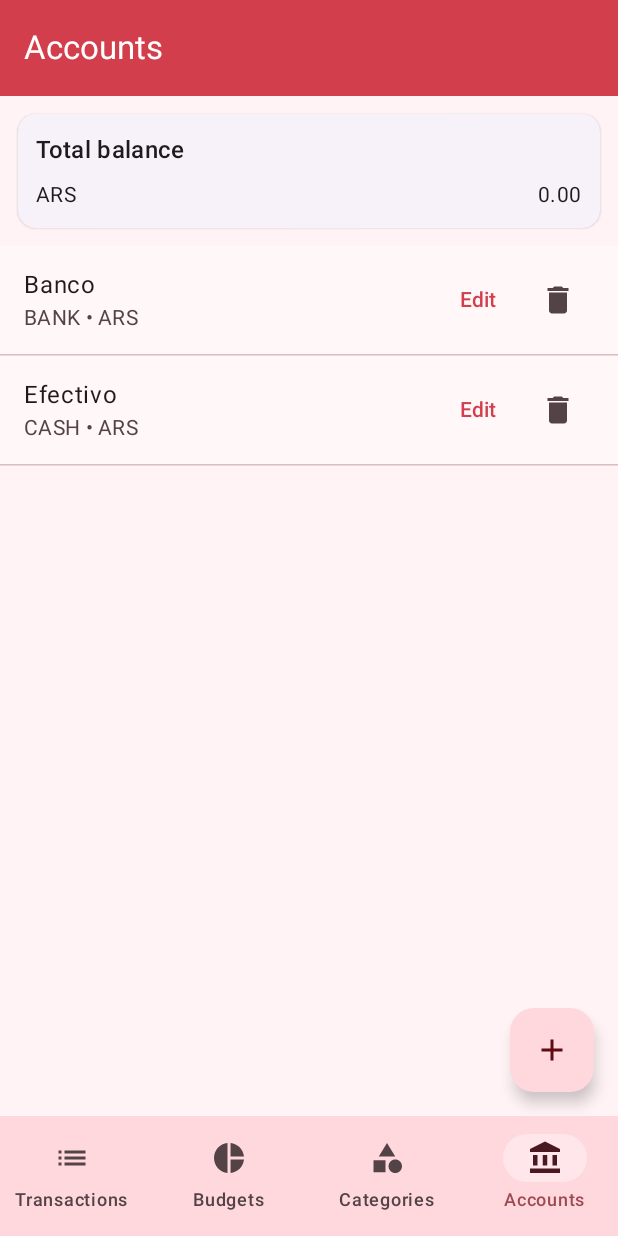
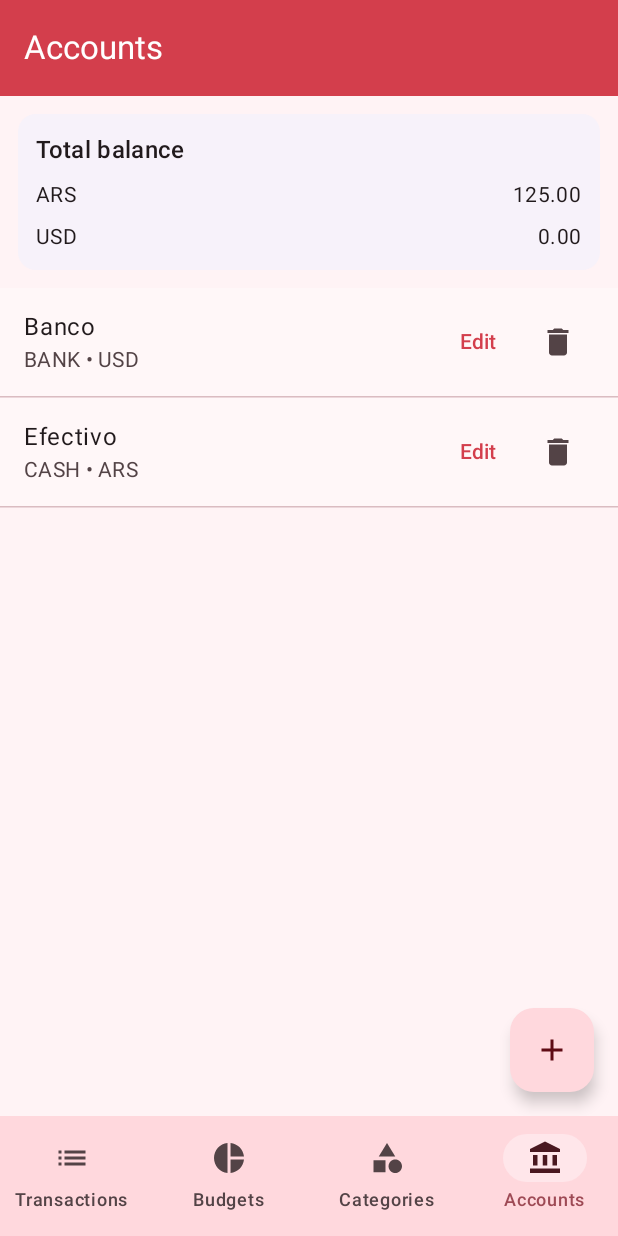
Before and after one commit to WilliHominal/ExpenseTracker, an Android app built with Jetpack Compose: the screen it shows after launch (MainActivity), item 4 of the bottom bar chosen, on a phone screen of 412 x 824 dp. Run offline under Robolectric (Android 15) with nearby library versions, the phone set to English and light mode, and no system bars; our stand-ins replace Room's generated code, paging; 1 statement that could not run was skipped.

Commit message:
widget theme

```diff
--- a/app/src/main/java/com/warh/expensetracker/MainActivity.kt
+++ b/app/src/main/java/com/warh/expensetracker/MainActivity.kt
@@ -3,12 +3,10 @@ package com.warh.expensetracker
 import android.os.Bundle
 import androidx.activity.ComponentActivity
 import androidx.activity.compose.setContent
-//import com.warh.expensetracker.widget.BalanceWidgetRefreshWorker
 
 class MainActivity : ComponentActivity() {
     override fun onCreate(savedInstanceState: Bundle?) {
         super.onCreate(savedInstanceState)
-        //BalanceWidgetRefreshWorker.enqueue(this)
 
         setContent { App() }
     }
--- a/app/src/main/res/values/strings.xml
+++ b/app/src/main/res/values/strings.xml
@@ -8,6 +8,7 @@
     <!-- Widget -->
     <string name="widget_balance_label">Balance</string>
     <string name="widget_balance_title">Total Balance</string>
+    <string name="widget_more_currencies">+%1$d more</string>
     <string name="widget_empty">-</string>
     <string name="widget_open">Open App</string>
     <string name="widget_refresh">Refresh</string>
--- a/core/data/src/main/java/com/warh/data/db/AppDatabase.kt
+++ b/core/data/src/main/java/com/warh/data/db/AppDatabase.kt
@@ -43,8 +43,8 @@ fun buildDatabase(context: Context): AppDatabase =
             override fun onCreate(db: SupportSQLiteDatabase) {
                 super.onCreate(db)
                 //TODO - Sacar luego: Seed solo inicial
-                db.execSQL("INSERT INTO accounts(id,name,type,currency,balanceMinor) VALUES (1,'Efectivo','CASH','ARS',0)")
-                db.execSQL("INSERT INTO accounts(id,name,type,currency,balanceMinor) VALUES (2,'Banco','BANK','ARS',0)")
+                db.execSQL("INSERT INTO accounts(id,name,type,currency,balanceMinor) VALUES (1,'Efectivo','CASH','ARS',12500)")
+                db.execSQL("INSERT INTO accounts(id,name,type,currency,balanceMinor) VALUES (2,'Banco','BANK','USD',0)")
 
                 db.execSQL("INSERT INTO categories(id,name,colorArgb) VALUES (1,'Comida',0xFFE57373)")
                 db.execSQL("INSERT INTO categories(id,name,colorArgb) VALUES (2,'Transporte',0xFF64B5F6)")
@@ -56,8 +56,10 @@ fun buildDatabase(context: Context): AppDatabase =
 
                 db.execSQL(
                     """
-                    INSERT INTO transactions(id,accountId,type,amountMinor,currency,date,yearMonth,categoryId,merchant,note)
-                    VALUES (1001,1,'EXPENSE',12500,'ARS','$nowStr','$ymStr',1,'Café','Latte y medialuna')
+                    INSERT INTO transactions(id,accountId,type,amountMinor,currency,date,yearMonth,categoryId,merchant,note) VALUES
+                    (1001,1,'INCOME',25000,'ARS','$nowStr','$ymStr',3,'Sueldo','Sueldo del trabajo'),
+                    (1002,1,'EXPENSE',12500,'ARS','$nowStr','$ymStr',1,'Café','Latte y medialuna'),
+                    (1003,2,'INCOME',10000,'USD','$nowStr','$ymStr',3,'Transferencia','Recibo de dólares')
                     """.trimIndent()
                 )
             }
--- /dev/null
+++ b/core/designsystem/src/main/java/com/warh/designsystem/Colors.kt
@@ -0,0 +1,92 @@
+package com.warh.designsystem
+
+import androidx.compose.ui.graphics.Color
+
+object ColorTokens {
+
+    object Light {
+        val Primary            = Color(0xFFD33E4C)
+        val OnPrimary          = Color(0xFFFFFFFF)
+        val PrimaryContainer   = Color(0xFFFFD8DD)
+        val OnPrimaryContainer = Color(0xFF5F0B14)
+
+        val Secondary            = Color(0xFF9E4A55)
+        val OnSecondary          = Color(0xFFFFFFFF)
+        val SecondaryContainer   = Color(0xFFFFE6EA)
+        val OnSecondaryContainer = Color(0xFF4A1820)
+
+        val Tertiary            = Color(0xFF56B8A6)
+        val OnTertiary          = Color(0xFF003730)
+        val TertiaryContainer   = Color(0xFFBEF0E6)
+        val OnTertiaryContainer = Color(0xFF0A2C26)
+
+        val Error               = Color(0xFFBA1A1A)
+        val OnError             = Color(0xFFFFFFFF)
+        val ErrorContainer      = Color(0xFFFFDAD6)
+        val OnErrorContainer    = Color(0xFF410002)
+
+        val Background          = Color(0xFFFFF3F5)
+        val OnBackground        = Color(0xFF201A1C)
+
+        val Surface             = Color(0xFFFFF7F8)
+        val OnSurface           = Color(0xFF211A1C)
+        val SurfaceVariant      = Color(0xFFF4D7DB)
+        val OnSurfaceVariant    = Color(0xFF534346)
+
+        val Outline             = Color(0xFF89686E)
+        val OutlineVariant      = Color(0xFFDABCC1)
+
+        val InverseSurface      = Color(0xFF372E30)
+        val InverseOnSurface    = Color(0xFFFBEDEF)
+        val InversePrimary      = Color(0xFFFFB0B9)
+
+        val SurfaceTint         = Color(0xFFD33E4C)
+        val Scrim               = Color(0x66000000)
+
+        val Success             = Color(0xFF2E7D32)
+        val Danger              = Color(0xFFC62828)
+    }
+
+    object Dark {
+        val Primary             = Color(0xFF3A424E)
+        val OnPrimary           = Color(0xFFDDE3EA)
+        val PrimaryContainer    = Color(0xFF2C333D)
+        val OnPrimaryContainer  = Color(0xFFDDE3EA)
+
+        val Secondary            = Color(0xFF3A424E)
+        val OnSecondary          = Color(0xFFE6EBF2)
+        val SecondaryContainer   = Color(0xFF343C48)
+        val OnSecondaryContainer = Color(0xFFD8DEE6)
+
+        val Tertiary            = Color(0xFF3AA9A3)
+        val OnTertiary          = Color(0xFF041F1E)
+        val TertiaryContainer   = Color(0xFF1E3B39)
+        val OnTertiaryContainer = Color(0xFFAEE7E2)
+
+        val Error               = Color(0xFFFFB4AB)
+        val OnError             = Color(0xFF690005)
+        val ErrorContainer      = Color(0xFF93000A)
+        val OnErrorContainer    = Color(0xFFFFDAD6)
+
+        val Background          = Color(0xFF0E1116)
+        val OnBackground        = Color(0xFFE2E6EE)
+
+        val Surface             = Color(0xFF141820)
+        val OnSurface           = Color(0xFFE1E6EE)
+        val SurfaceVariant      = Color(0xFF1C222B)
+        val OnSurfaceVariant    = Color(0xFFBAC2CF)
+
+        val Outline             = Color(0xFF435063)
+        val OutlineVariant      = Color(0xFF303A46)
+
+        val InverseSurface      = Color(0xFFE6EAF0)
+        val InverseOnSurface    = Color(0xFF1A1F27)
+        val InversePrimary      = Color(0xFF8BA2BF)
+
+        val SurfaceTint         = Color(0xFF232A33)
+        val Scrim               = Color(0x99000000)
+
+        val Success             = Color(0xFF2E7D32)
+        val Danger              = Color(0xFFC62828)
+    }
+}
--- a/core/designsystem/src/main/java/com/warh/designsystem/Theme.kt
+++ b/core/designsystem/src/main/java/com/warh/designsystem/Theme.kt
@@ -8,86 +8,85 @@ import androidx.compose.material3.dynamicDarkColorScheme
 import androidx.compose.material3.dynamicLightColorScheme
 import androidx.compose.material3.lightColorScheme
 import androidx.compose.runtime.Composable
-import androidx.compose.ui.graphics.Color
 import androidx.compose.ui.platform.LocalContext
 
-private val Light = lightColorScheme(
-    primary = Color(0xFFD33E4C),
-    onPrimary = Color(0xFFFFFFFF),
-    primaryContainer = Color(0xFFFFD8DD),
-    onPrimaryContainer = Color(0xFF5F0B14),
+val LightScheme = lightColorScheme(
+    primary = ColorTokens.Light.Primary,
+    onPrimary = ColorTokens.Light.OnPrimary,
+    primaryContainer = ColorTokens.Light.PrimaryContainer,
+    onPrimaryContainer = ColorTokens.Light.OnPrimaryContainer,
 
-    secondary = Color(0xFF9E4A55),
-    onSecondary = Color(0xFFFFFFFF),
-    secondaryContainer = Color(0xFFFFE6EA),
-    onSecondaryContainer = Color(0xFF4A1820),
+    secondary = ColorTokens.Light.Secondary,
+    onSecondary = ColorTokens.Light.OnSecondary,
+    secondaryContainer = ColorTokens.Light.SecondaryContainer,
+    onSecondaryContainer = ColorTokens.Light.OnSecondaryContainer,
 
-    tertiary = Color(0xFF56B8A6),
-    onTertiary = Color(0xFF003730),
-    tertiaryContainer = Color(0xFFBEF0E6),
-    onTertiaryContainer = Color(0xFF0A2C26),
+    tertiary = ColorTokens.Light.Tertiary,
+    onTertiary = ColorTokens.Light.OnTertiary,
+    tertiaryContainer = ColorTokens.Light.TertiaryContainer,
+    onTertiaryContainer = ColorTokens.Light.OnTertiaryContainer,
 
-    error = Color(0xFFBA1A1A),
-    onError = Color(0xFFFFFFFF),
-    errorContainer = Color(0xFFFFDAD6),
-    onErrorContainer = Color(0xFF410002),
+    error = ColorTokens.Light.Error,
+    onError = ColorTokens.Light.OnError,
+    errorContainer = ColorTokens.Light.ErrorContainer,
+    onErrorContainer = ColorTokens.Light.OnErrorContainer,
 
-    background = Color(0xFFFFF3F5),
-    onBackground = Color(0xFF201A1C),
+    background = ColorTokens.Light.Background,
+    onBackground = ColorTokens.Light.OnBackground,
 
-    surface = Color(0xFFFFF7F8),
-    onSurface = Color(0xFF211A1C),
-    surfaceVariant = Color(0xFFF4D7DB),
-    onSurfaceVariant = Color(0xFF534346),
+    surface = ColorTokens.Light.Surface,
+    onSurface = ColorTokens.Light.OnSurface,
+    surfaceVariant = ColorTokens.Light.SurfaceVariant,
+    onSurfaceVariant = ColorTokens.Light.OnSurfaceVariant,
 
-    outline = Color(0xFF89686E),
-    outlineVariant = Color(0xFFDABCC1),
+    outline = ColorTokens.Light.Outline,
+    outlineVariant = ColorTokens.Light.OutlineVariant,
 
-    inverseSurface = Color(0xFF372E30),
-    inverseOnSurface = Color(0xFFFBEDEF),
-    inversePrimary = Color(0xFFFFB0B9),
-    surfaceTint = Color(0xFFD33E4C),
-    scrim = Color(0x66000000)
+    inverseSurface = ColorTokens.Light.InverseSurface,
+    inverseOnSurface = ColorTokens.Light.InverseOnSurface,
+    inversePrimary = ColorTokens.Light.InversePrimary,
+    surfaceTint = ColorTokens.Light.SurfaceTint,
+    scrim = ColorTokens.Light.Scrim
 )
 
-private val Dark = darkColorScheme(
-    primary = Color(0xFF3A424E),
-    onPrimary = Color(0xFFDDE3EA),
-    primaryContainer = Color(0xFF2C333D),
-    onPrimaryContainer = Color(0xFFDDE3EA),
+val DarkScheme = darkColorScheme(
+    primary = ColorTokens.Dark.Primary,
+    onPrimary = ColorTokens.Dark.OnPrimary,
+    primaryContainer = ColorTokens.Dark.PrimaryContainer,
+    onPrimaryContainer = ColorTokens.Dark.OnPrimaryContainer,
 
-    secondary = Color(0xFF3A424E),
-    onSecondary = Color(0xFFE6EBF2),
-    secondaryContainer = Color(0xFF343C48),
-    onSecondaryContainer = Color(0xFFD8DEE6),
+    secondary = ColorTokens.Dark.Secondary,
+    onSecondary = ColorTokens.Dark.OnSecondary,
+    secondaryContainer = ColorTokens.Dark.SecondaryContainer,
+    onSecondaryContainer = ColorTokens.Dark.OnSecondaryContainer,
 
-    tertiary = Color(0xFF3AA9A3),
-    onTertiary = Color(0xFF041F1E),
-    tertiaryContainer = Color(0xFF1E3B39),
-    onTertiaryContainer = Color(0xFFAEE7E2),
+    tertiary = ColorTokens.Dark.Tertiary,
+    onTertiary = ColorTokens.Dark.OnTertiary,
+    tertiaryContainer = ColorTokens.Dark.TertiaryContainer,
+    onTertiaryContainer = ColorTokens.Dark.OnTertiaryContainer,
 
-    error = Color(0xFFFFB4AB),
-    onError = Color(0xFF690005),
-    errorContainer = Color(0xFF93000A),
-    onErrorContainer = Color(0xFFFFDAD6),
+    error = ColorTokens.Dark.Error,
+    onError = ColorTokens.Dark.OnError,
+    errorContainer = ColorTokens.Dark.ErrorContainer,
+    onErrorContainer = ColorTokens.Dark.OnErrorContainer,
 
-    background = Color(0xFF0E1116),
-    onBackground = Color(0xFFE2E6EE),
+    background = ColorTokens.Dark.Background,
+    onBackground = ColorTokens.Dark.OnBackground,
 
-    surface = Color(0xFF141820),
-    onSurface = Color(0xFFE1E6EE),
-    surfaceVariant = Color(0xFF1C222B),
-    onSurfaceVariant = Color(0xFFBAC2CF),
+    surface = ColorTokens.Dark.Surface,
+    onSurface = ColorTokens.Dark.OnSurface,
+    surfaceVariant = ColorTokens.Dark.SurfaceVariant,
+    onSurfaceVariant = ColorTokens.Dark.OnSurfaceVariant,
 
-    outline = Color(0xFF435063),
-    outlineVariant = Color(0xFF303A46),
+    outline = ColorTokens.Dark.Outline,
+    outlineVariant = ColorTokens.Dark.OutlineVariant,
 
-    inverseSurface = Color(0xFFE6EAF0),
-    inverseOnSurface = Color(0xFF1A1F27),
-    inversePrimary = Color(0xFF8BA2BF),
+    inverseSurface = ColorTokens.Dark.InverseSurface,
+    inverseOnSurface = ColorTokens.Dark.InverseOnSurface,
+    inversePrimary = ColorTokens.Dark.InversePrimary,
 
-    surfaceTint = Color(0xFF232A33),
-    scrim = Color(0x99000000)
+    surfaceTint = ColorTokens.Dark.SurfaceTint,
+    scrim = ColorTokens.Dark.Scrim
 )
 
 @Composable
@@ -101,7 +100,7 @@ fun ExpenseTheme(
         if (dynamic && Build.VERSION.SDK_INT >= Build.VERSION_CODES.S) {
             if (dark) dynamicDarkColorScheme(ctx) else dynamicLightColorScheme(ctx)
         } else {
-            if (dark) Dark else Light
+            if (dark) DarkScheme else LightScheme
         }
 
     MaterialTheme(
```
Also changed, not shown: app/src/main/java/com/warh/expensetracker/widget/BalanceWidget.kt (+90 -83 lines), app/src/main/res/xml/balance_widget_info.xml (+4 -5 lines), 1 other file.
